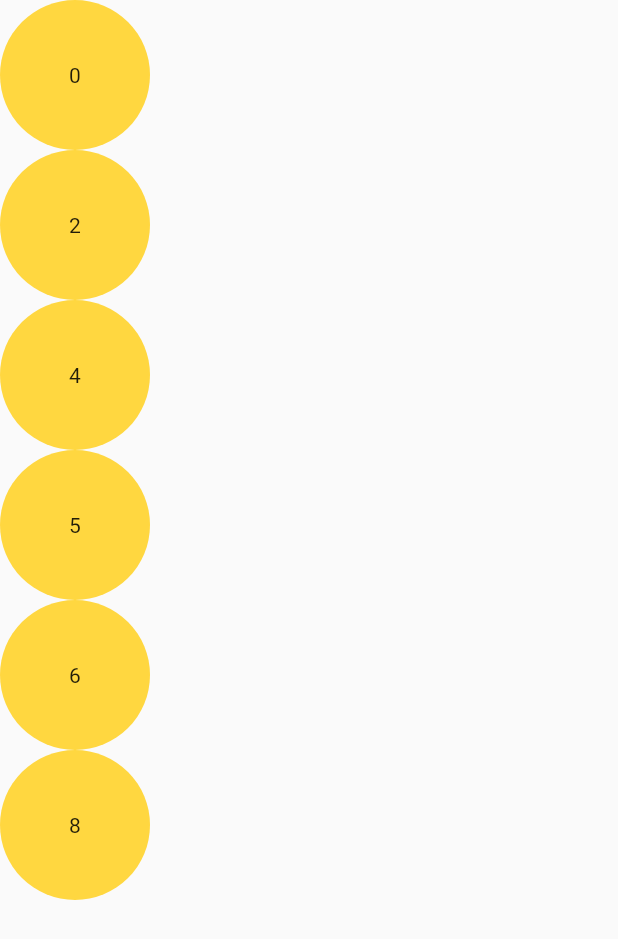
After one commit to sanjin1110/bmi_calculator, a Flutter app: the screen it shows after launch, after a tap on "Column View", on a phone screen of 412 x 824 dp. The commit adds this screen. Shown: the top 939 px of the screen. Run offline on Flutter 3.47's test engine with Material 2 defaults, Android fonts, the phone set to English and light mode, and no system bars; network calls fail.

Commit message:
container,images,columnview,mediaquery

```diff
--- a/lib/app.dart
+++ b/lib/app.dart
@@ -1,10 +1,15 @@
 import 'package:bmi_calculator/view/binary_search_view.dart';
 import 'package:bmi_calculator/view/bmi_view.dart';
+import 'package:bmi_calculator/view/column_view.dart';
+import 'package:bmi_calculator/view/container_view.dart';
 import 'package:bmi_calculator/view/dashboard.dart';
+import 'package:bmi_calculator/view/images_view.dart';
+import 'package:bmi_calculator/view/media_query_view.dart';
 import 'package:bmi_calculator/view/output_view.dart';
 import 'package:bmi_calculator/view/summation.dart';
 import 'package:bmi_calculator/view/reverse_view.dart';
 import 'package:bmi_calculator/view/second_highest_view.dart';
+import 'package:bmi_calculator/view/tiger_image_view.dart';
 import 'package:flutter/material.dart';
 
 class App extends StatefulWidget {
@@ -28,6 +33,11 @@ class _AppState extends State<App> {
         '/binaryRoute':(context) => const BinarySearchView(),
         '/summationView':(context) => const Summation(),
         '/outputRoute':(context) => const OutputView(),
+        '/containerRoute':(context) => const ContainerView(),
+        '/columnRoute':(context) => const ColumnView(),
+        '/imageRoute':(context) => const ImageView(),
+        '/tigerRoute':(context) => const TigerImageView(),
+        '/mediaRoute':(context) => const MediaQueryView(),
       },
     );
   }
--- /dev/null
+++ b/lib/view/column_view.dart
@@ -0,0 +1,56 @@
+import 'package:flutter/material.dart';
+
+class ColumnView extends StatelessWidget {
+  const ColumnView({super.key});
+
+  @override
+  Widget build(BuildContext context) {
+    return Scaffold(
+      body: SafeArea(
+        child: Column(
+          // mainAxisAlignment: MainAxisAlignment.spaceBetween,
+          children: [
+            for (int i = 0; i < 10; i++) ...{
+              if ((i % 2 == 0) || (i == 5)) ...{
+                Container(
+                  width: 100,
+                  height: 100,
+
+                  // color: Colors.amberAccent,
+                  alignment: Alignment.center,
+                  decoration: const BoxDecoration(
+                    shape: BoxShape.circle,
+
+                    // borderRadius: BorderRadius.only(
+                    //     bottomLeft: Radius.circular(10),
+                    //     bottomRight: Radius.circular(10)),
+                    color: Colors.amberAccent,
+                  ),
+                  // child: Image.asset('assets/images/images.jpg'),
+                  child: Text("$i"),
+                ),
+              }
+              // Icon(
+              //   Icons.star,
+              //   color: Colors.red,
+              //   size: 100,
+              // ),
+              // // Spacer(),
+              // Icon(
+              //   Icons.star,
+              //   color: Colors.blue,
+              //   size: 100,
+              // ),
+              // Spacer(),
+              // Icon(
+              //   Icons.star,
+              //   color: Colors.green,
+              //   size: 100,
+              // ),
+            }
+          ],
+        ),
+      ),
+    );
+  }
+}
--- a/lib/view/dashboard.dart
+++ b/lib/view/dashboard.dart
@@ -32,9 +32,33 @@ class Dashboard extends StatelessWidget {
           ),
           ElevatedButton(
             onPressed: () {
+              Navigator.pushNamed(context, "/containerRoute");
+            },
+            child: const Text('Container View'),
+          ),
+          ElevatedButton(
+            onPressed: () {
+              Navigator.pushNamed(context, "/columnRoute");
+            },
+            child: const Text('Column View'),
+          ),
+          ElevatedButton(
+            onPressed: () {
+              Navigator.pushNamed(context, "/imageRoute");
+            },
+            child: const Text('Image View'),
+          ),
+          ElevatedButton(
+            onPressed: () {
               Navigator.pushNamed(context, "/summationView");
             },
             child: const Text('Calculate sum'),
+          ),
+          ElevatedButton(
+            onPressed: () {
+              Navigator.pushNamed(context, "/mediaRoute");
+            },
+            child: const Text('Media Query View'),
           ),
           // ElevatedButton(
           //   onPressed: () {
--- a/pubspec.yaml
+++ b/pubspec.yaml
@@ -59,8 +59,9 @@ flutter:
   uses-material-design: true
 
   # To add assets to your application, add an assets section, like this:
-  # assets:
-  #   - images/a_dot_burr.jpeg
+  assets:
+    - assets/images/
+    - assets/fonts/
   #   - images/a_dot_ham.jpeg
 
   # An image asset can refer to one or more resolution-specific "variants", see
```
Also changed, not shown: lib/view/container_view.dart (added, +38 -0 lines), lib/view/images_view.dart (added, +39 -0 lines), lib/view/media_query_view.dart (added, +33 -0 lines), lib/view/summation.dart (+36 -13 lines), lib/view/tiger_image_view.dart (added, +14 -0 lines), assets/images/ab.jpg (added), assets/images/images.jpg (added).
